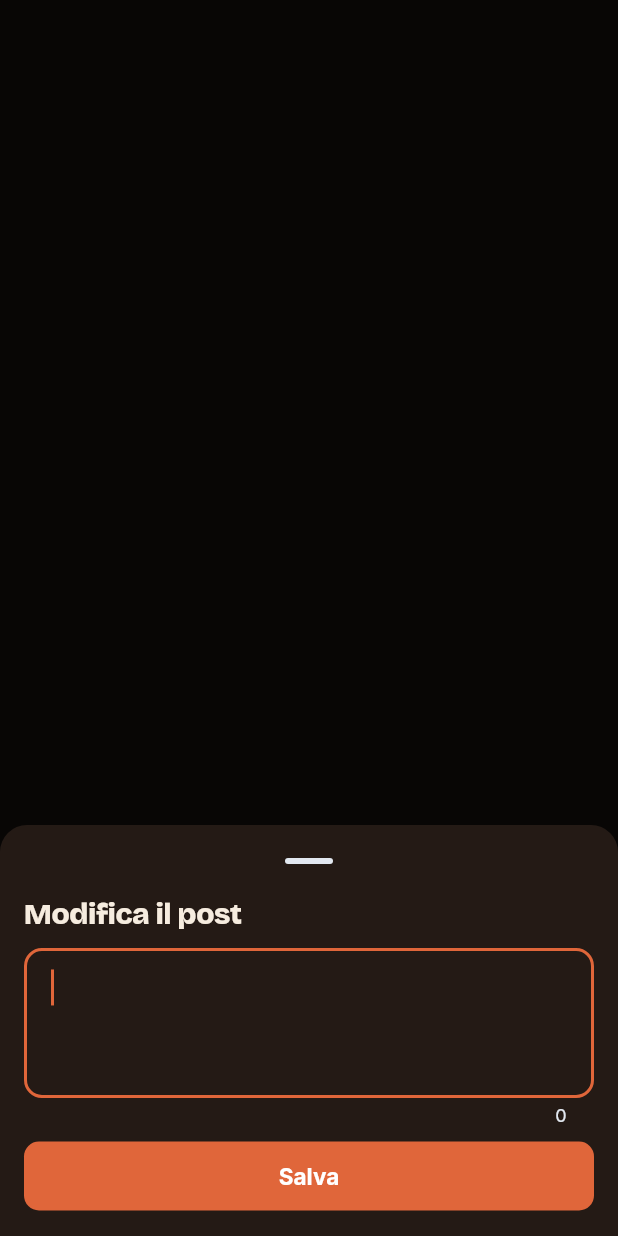
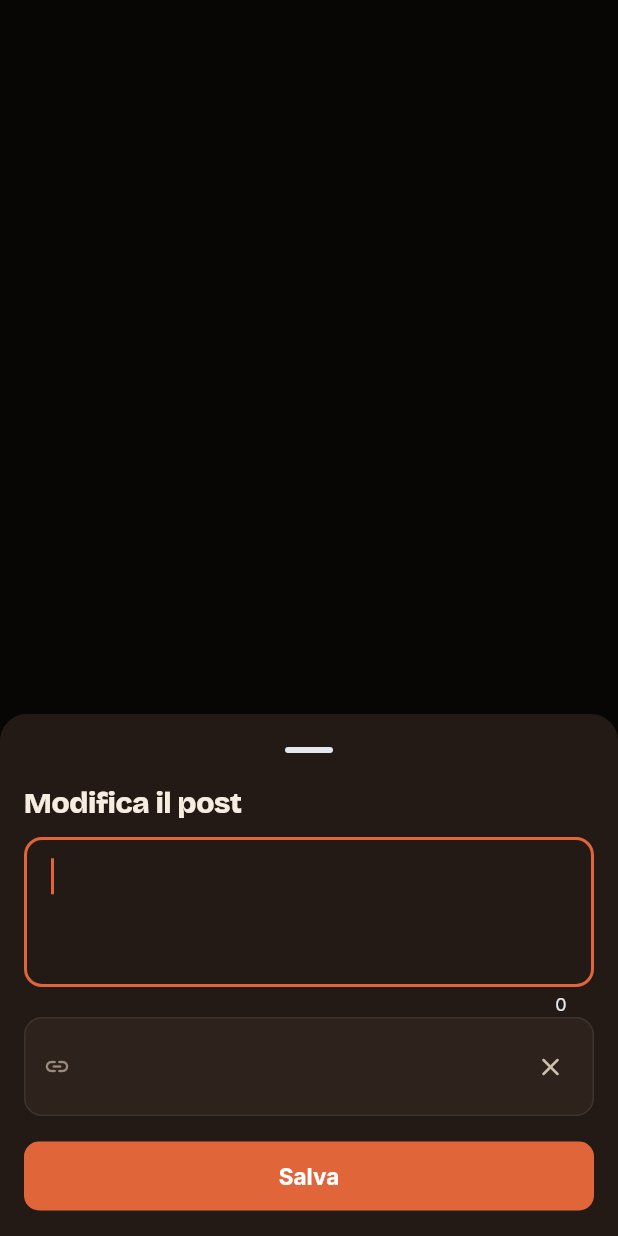
Before and after one commit to tecnikgeek-repo/triburba-app, a Flutter app: what modificaTesto() shows on an empty page, opened directly with empty values, on a phone screen of 412 x 824 dp. Run offline on Flutter 3.47's test engine with Material 3 defaults, Android fonts, the phone set to English and light mode, and no system bars; our stand-ins replace cached_network_image, firebase_core, firebase_messaging, flutter_local_notifications, flutter_svg, image_picker and 4 more; accounts and stored records are empty; network calls fail.

Commit message:
1.0.35: la X per togliere l'anteprima del link solo mentre si modifica il post, non sul post pubblicato

```diff
--- a/lib/widget/post_card.dart
+++ b/lib/widget/post_card.dart
@@ -108,7 +108,8 @@ class _PostCardState extends State<PostCard> {
     if (!mounted || scelta == null) return;
     switch (scelta) {
       case 'modifica':
-        final nuovo = await modificaTesto(context, p.testo, stato.io?.maxPost ?? 3000);
+        final nuovo = await modificaTesto(context, p.testo, stato.io?.maxPost ?? 3000,
+            anteprima: p.immagine == null ? p.link : null, togliAnteprima: _togliAnteprima);
         if (nuovo == null || nuovo == p.testo || !mounted) return;
         try {
           await stato.api.modifica(p.id, nuovo);
@@ -524,7 +525,7 @@ class _PostCardState extends State<PostCard> {
             errorWidget: (_, _, _) => Container(color: superficie),
           );
     final testi = Padding(
-      padding: EdgeInsets.fromLTRB(12, 10, p.puoModificare && quadra ? 44 : 12, 11),
+      padding: const EdgeInsets.fromLTRB(12, 10, 12, 11),
       child: Column(
         crossAxisAlignment: CrossAxisAlignment.start,
         mainAxisSize: MainAxisSize.min,
@@ -566,35 +567,12 @@ class _PostCardState extends State<PostCard> {
               ],
             ),
     );
+    // la X per togliere l'anteprima c'è solo mentre si modifica il post (modificaTesto), mai sul post pubblicato
     return Padding(
       padding: const EdgeInsets.fromLTRB(14, 0, 14, 10),
-      child: Stack(
-        children: [
-          GestureDetector(
-            onTap: () => launchUrl(Uri.parse(l.url), mode: LaunchMode.externalApplication),
-            child: riquadro,
-          ),
-          if (p.puoModificare)
-            Positioned(
-              top: quadra || foto == null ? 0 : 6,
-              bottom: quadra || foto == null ? 0 : null,
-              right: 6,
-              child: Center(
-                child: Material(
-                  color: quadra || foto == null ? linea2 : Colors.black54,
-                  shape: const CircleBorder(),
-                  child: InkWell(
-                    customBorder: const CircleBorder(),
-                    onTap: _togliAnteprima,
-                    child: Padding(
-                      padding: const EdgeInsets.all(6),
-                      child: Icon(Icons.close_rounded, size: 18, color: quadra || foto == null ? testo2 : Colors.white),
-                    ),
-                  ),
-                ),
-              ),
-            ),
-        ],
+      child: GestureDetector(
+        onTap: () => launchUrl(Uri.parse(l.url), mode: LaunchMode.externalApplication),
+        child: riquadro,
       ),
     );
   }
@@ -760,8 +738,11 @@ class _PostCardState extends State<PostCard> {
 }
 
 /// Finestra per modificare il testo di un post.
-Future<String?> modificaTesto(BuildContext context, String attuale, int max) async {
+/// Se il post ha l'anteprima di un link, qui (e solo qui) c'è la X per toglierla.
+Future<String?> modificaTesto(BuildContext context, String attuale, int max,
+    {AnteprimaLink? anteprima, Future<void> Function()? togliAnteprima}) async {
   final c = TextEditingController(text: attuale);
+  var conAnteprima = anteprima != null && togliAnteprima != null;
   final r = await showModalBottomSheet<String>(
     context: context,
     isScrollControlled: true,
@@ -774,6 +755,34 @@ Future<String?> modificaTesto(BuildContext context, String attuale, int max) asy
           Text('Modifica il post', style: titolo(20)),
           const SizedBox(height: 12),
           TextField(controller: c, maxLines: 8, minLines: 3, maxLength: max, autofocus: true),
+          if (anteprima != null && togliAnteprima != null)
+            StatefulBuilder(
+              builder: (ctx2, aggiorna) => !conAnteprima
+                  ? const SizedBox.shrink()
+                  : Container(
+                      margin: const EdgeInsets.only(bottom: 8),
+                      padding: const EdgeInsets.fromLTRB(12, 8, 4, 8),
+                      decoration: BoxDecoration(color: superficie2, borderRadius: BorderRadius.circular(12), border: Border.all(color: linea)),
+                      child: Row(
+                        children: [
+                          const Icon(Icons.link_rounded, size: 18, color: muto),
+                          const SizedBox(width: 8),
+                          Expanded(
+                            child: Text(anteprima.titolo ?? anteprima.url, maxLines: 2, overflow: TextOverflow.ellipsis,
+                                style: const TextStyle(fontWeight: FontWeight.w600, fontSize: 13.5, height: 1.3)),
+                          ),
+                          IconButton(
+                            tooltip: "Togli l'anteprima",
+                            icon: const Icon(Icons.close_rounded, size: 20, color: testo2),
+                            onPressed: () async {
+                              await togliAnteprima();
+                              aggiorna(() => conAnteprima = false);
+                            },
+                          ),
+                        ],
+                      ),
+                    ),
+            ),
           const SizedBox(height: 8),
           FilledButton(onPressed: () => Navigator.pop(ctx, c.text.trim()), child: const Text('Salva')),
         ],
--- a/pubspec.yaml
+++ b/pubspec.yaml
@@ -2,7 +2,7 @@ name: triburba
 description: "triburba per Android e iPhone: il social dei quartieri. Ogni quartiere una voce, insieme una città. Software libero AGPL-3.0."
 publish_to: 'none'
 
-version: 1.0.34+35
+version: 1.0.35+36
 
 environment:
   sdk: ^3.13.4
```
